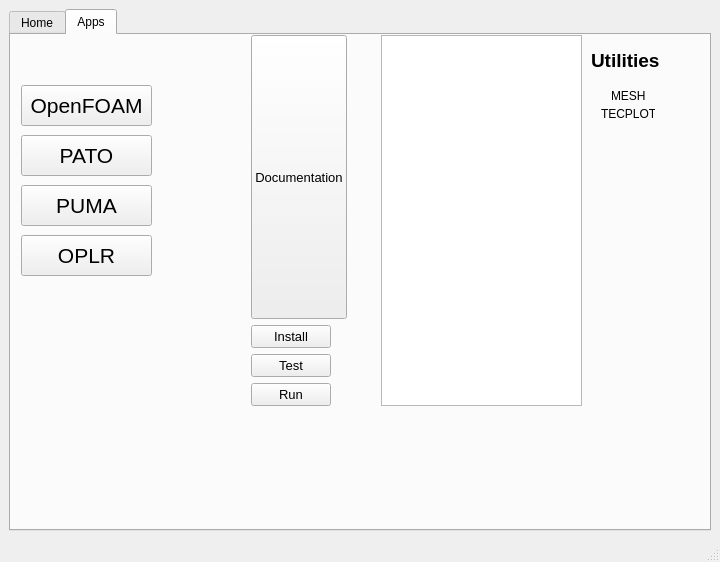
The window that design.ui (bahman2216/py2) describes before a commit, drawn with Qt 5.
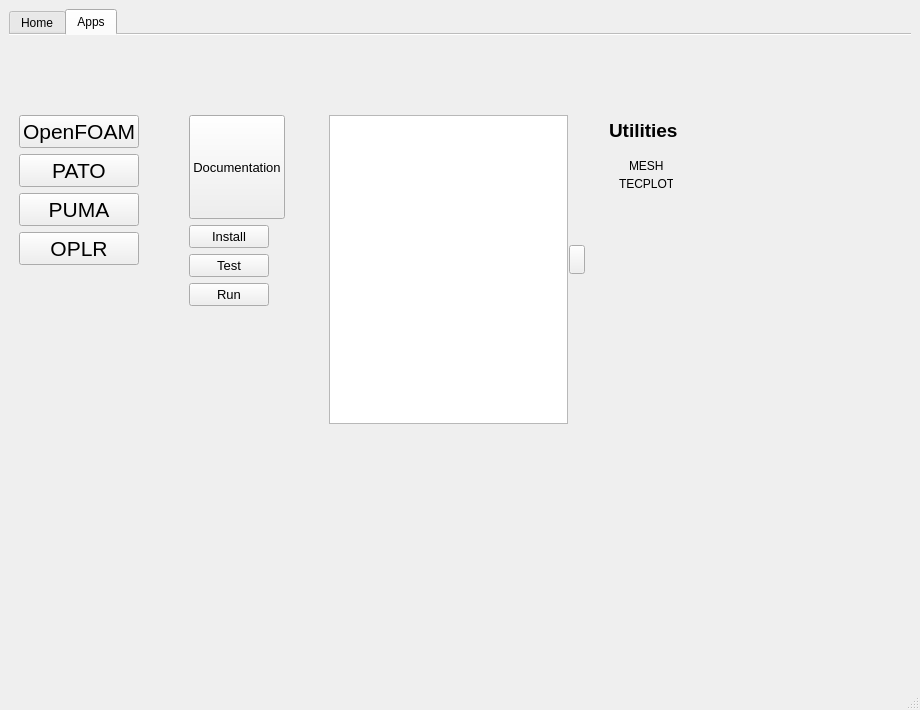
The same window after the commit. Icons and pictures are not drawn.

```diff
--- a/design.ui
+++ b/design.ui
@@ -6,12 +6,12 @@
    <rect>
     <x>0</x>
     <y>0</y>
-    <width>720</width>
-    <height>562</height>
+    <width>920</width>
+    <height>710</height>
    </rect>
   </property>
   <property name="sizePolicy">
-   <sizepolicy hsizetype="Expanding" vsizetype="Expanding">
+   <sizepolicy hsizetype="Preferred" vsizetype="Preferred">
     <horstretch>0</horstretch>
     <verstretch>0</verstretch>
    </sizepolicy>
@@ -27,11 +27,35 @@
     </sizepolicy>
    </property>
    <layout class="QGridLayout" name="gridLayout">
-    <item row="0" column="0">
+    <item row="0" column="2">
      <widget class="QTabWidget" name="tabWidget">
+      <property name="sizePolicy">
+       <sizepolicy hsizetype="Preferred" vsizetype="Expanding">
+        <horstretch>0</horstretch>
+        <verstretch>0</verstretch>
+       </sizepolicy>
+      </property>
+      <property name="font">
+       <font>
+        <weight>50</weight>
+        <bold>false</bold>
+       </font>
+      </property>
       <property name="currentIndex">
        <number>1</number>
       </property>
+      <property name="documentMode">
+       <bool>true</bool>
+      </property>
+      <property name="tabsClosable">
+       <bool>false</bool>
+      </property>
+      <property name="movable">
+       <bool>false</bool>
+      </property>
+      <property name="tabBarAutoHide">
+       <bool>false</bool>
+      </property>
       <widget class="QWidget" name="home">
        <attribute name="title">
         <string>Home</string>
@@ -106,65 +130,11 @@
        <attribute name="title">
         <string>Apps</string>
        </attribute>
-       <widget class="QPushButton" name="patoButton">
-        <property name="geometry">
-         <rect>
-          <x>10</x>
-          <y>100</y>
-          <width>131</width>
-          <height>41</height>
-         </rect>
-        </property>
-        <property name="font">
-         <font>
-          <pointsize>16</pointsize>
-         </font>
-        </property>
-        <property name="text">
-         <string>PATO</string>
-        </property>
-       </widget>
-       <widget class="QPushButton" name="pumaButton">
-        <property name="geometry">
-         <rect>
-          <x>10</x>
-          <y>150</y>
-          <width>131</width>
-          <height>41</height>
-         </rect>
-        </property>
-        <property name="font">
-         <font>
-          <pointsize>16</pointsize>
-         </font>
-        </property>
-        <property name="text">
-         <string>PUMA</string>
-        </property>
-       </widget>
-       <widget class="QPushButton" name="oplrButton">
-        <property name="geometry">
-         <rect>
-          <x>10</x>
-          <y>200</y>
-          <width>131</width>
-          <height>41</height>
-         </rect>
-        </property>
-        <property name="font">
-         <font>
-          <pointsize>16</pointsize>
-         </font>
-        </property>
-        <property name="text">
-         <string>OPLR</string>
-        </property>
-       </widget>
        <widget class="QLabel" name="label_6">
         <property name="geometry">
          <rect>
-          <x>580</x>
-          <y>10</y>
+          <x>600</x>
+          <y>80</y>
           <width>81</width>
           <height>31</height>
          </rect>
@@ -183,10 +153,10 @@
        <widget class="QLabel" name="HeaderMenu">
         <property name="geometry">
          <rect>
-          <x>320</x>
-          <y>0</y>
-          <width>81</width>
-          <height>31</height>
+          <x>330</x>
+          <y>10</y>
+          <width>171</width>
+          <height>51</height>
          </rect>
         </property>
         <property name="font">
@@ -200,29 +170,11 @@
          <string/>
         </property>
        </widget>
-       <widget class="QPushButton" name="openfoamButton">
-        <property name="geometry">
-         <rect>
-          <x>10</x>
-          <y>50</y>
-          <width>131</width>
-          <height>41</height>
-         </rect>
-        </property>
-        <property name="font">
-         <font>
-          <pointsize>16</pointsize>
-         </font>
-        </property>
-        <property name="text">
-         <string>OpenFOAM</string>
-        </property>
-       </widget>
        <widget class="QLabel" name="label_3">
         <property name="geometry">
          <rect>
-          <x>600</x>
-          <y>50</y>
+          <x>620</x>
+          <y>120</y>
           <width>51</width>
           <height>21</height>
          </rect>
@@ -234,8 +186,8 @@
        <widget class="QLabel" name="label_4">
         <property name="geometry">
          <rect>
-          <x>590</x>
-          <y>70</y>
+          <x>610</x>
+          <y>140</y>
           <width>54</width>
           <height>17</height>
          </rect>
@@ -247,15 +199,156 @@
        <widget class="QWidget" name="verticalLayoutWidget">
         <property name="geometry">
          <rect>
-          <x>240</x>
-          <y>0</y>
-          <width>125</width>
-          <height>371</height>
+          <x>280</x>
+          <y>660</y>
+          <width>139</width>
+          <height>311</height>
          </rect>
         </property>
-        <layout class="QVBoxLayout" name="verticalLayout">
+        <layout class="QFormLayout" name="patoLayout">
+         <property name="leftMargin">
+          <number>10</number>
+         </property>
+         <item row="0" column="0">
+          <widget class="QPushButton" name="pato_documentationButton">
+           <property name="sizePolicy">
+            <sizepolicy hsizetype="Expanding" vsizetype="Expanding">
+             <horstretch>0</horstretch>
+             <verstretch>0</verstretch>
+            </sizepolicy>
+           </property>
+           <property name="font">
+            <font>
+             <pointsize>10</pointsize>
+            </font>
+           </property>
+           <property name="text">
+            <string>Documentation</string>
+           </property>
+          </widget>
+         </item>
+         <item row="1" column="0">
+          <widget class="QPushButton" name="pato_installButton">
+           <property name="maximumSize">
+            <size>
+             <width>85</width>
+             <height>30</height>
+            </size>
+           </property>
+           <property name="font">
+            <font>
+             <pointsize>10</pointsize>
+            </font>
+           </property>
+           <property name="text">
+            <string>Install</string>
+           </property>
+          </widget>
+         </item>
+         <item row="2" column="0">
+          <widget class="QPushButton" name="pato_testButton">
+           <property name="font">
+            <font>
+             <pointsize>10</pointsize>
+            </font>
+           </property>
+           <property name="text">
+            <string>Test</string>
+           </property>
+          </widget>
+         </item>
+         <item row="3" column="0">
+          <widget class="QPushButton" name="pato_runButton">
+           <property name="font">
+            <font>
+             <pointsize>10</pointsize>
+            </font>
+           </property>
+           <property name="text">
+            <string>Run</string>
+           </property>
+          </widget>
+         </item>
+        </layout>
+       </widget>
+       <widget class="QWidget" name="gridLayoutWidget">
+        <property name="geometry">
+         <rect>
+          <x>10</x>
+          <y>80</y>
+          <width>136</width>
+          <height>188</height>
+         </rect>
+        </property>
+        <layout class="QGridLayout" name="gridLayout_3">
+         <property name="sizeConstraint">
+          <enum>QLayout::SetFixedSize</enum>
+         </property>
+         <item row="2" column="0">
+          <widget class="QPushButton" name="pumaButton">
+           <property name="font">
+            <font>
+             <pointsize>16</pointsize>
+            </font>
+           </property>
+           <property name="text">
+            <string>PUMA</string>
+           </property>
+          </widget>
+         </item>
+         <item row="1" column="0">
+          <widget class="QPushButton" name="patoButton">
+           <property name="font">
+            <font>
+             <pointsize>16</pointsize>
+            </font>
+           </property>
+           <property name="text">
+            <string>PATO</string>
+           </property>
+          </widget>
+         </item>
+         <item row="0" column="0">
+          <widget class="QPushButton" name="openfoamButton">
+           <property name="font">
+            <font>
+             <pointsize>16</pointsize>
+            </font>
+           </property>
+           <property name="text">
+            <string>OpenFOAM</string>
+           </property>
+          </widget>
+         </item>
+         <item row="3" column="0">
+          <widget class="QPushButton" name="oplrButton">
+           <property name="font">
+            <font>
+             <pointsize>16</pointsize>
+            </font>
+           </property>
+           <property name="text">
+            <string>OPLR</string>
+           </property>
+          </widget>
+         </item>
+        </layout>
+       </widget>
+       <widget class="QWidget" name="horizontalLayoutWidget_3">
+        <property name="geometry">
+         <rect>
+          <x>170</x>
+          <y>80</y>
+          <width>134</width>
+          <height>191</height>
+         </rect>
+        </property>
+        <layout class="QHBoxLayout" name="horizontalLayout_4">
          <item>
-          <layout class="QFormLayout" name="formLayout">
+          <layout class="QFormLayout" name="openfoamLayout">
+           <property name="leftMargin">
+            <number>10</number>
+           </property>
            <item row="0" column="0">
             <widget class="QPushButton" name="documentationButton">
              <property name="sizePolicy">
@@ -320,20 +413,32 @@
          </item>
         </layout>
        </widget>
-       <widget class="QWidget" name="horizontalLayoutWidget">
+       <widget class="QTextBrowser" name="textBrowser">
         <property name="geometry">
          <rect>
-          <x>370</x>
-          <y>0</y>
-          <width>201</width>
-          <height>371</height>
+          <x>320</x>
+          <y>80</y>
+          <width>239</width>
+          <height>309</height>
          </rect>
         </property>
-        <layout class="QHBoxLayout" name="horizontalLayout">
-         <item>
-          <widget class="QTextBrowser" name="textBrowser"/>
-         </item>
-        </layout>
+       </widget>
+       <widget class="QPushButton" name="pushButton">
+        <property name="geometry">
+         <rect>
+          <x>560</x>
+          <y>210</y>
+          <width>16</width>
+          <height>29</height>
+         </rect>
+        </property>
+        <property name="text">
+         <string/>
+        </property>
+        <property name="icon">
+         <iconset>
+          <normaloff>images/expand.png</normaloff>images/expand.png</iconset>
+        </property>
        </widget>
       </widget>
      </widget>
```
Left out of the diff: 101 changed lines with no effect on the pictures.
